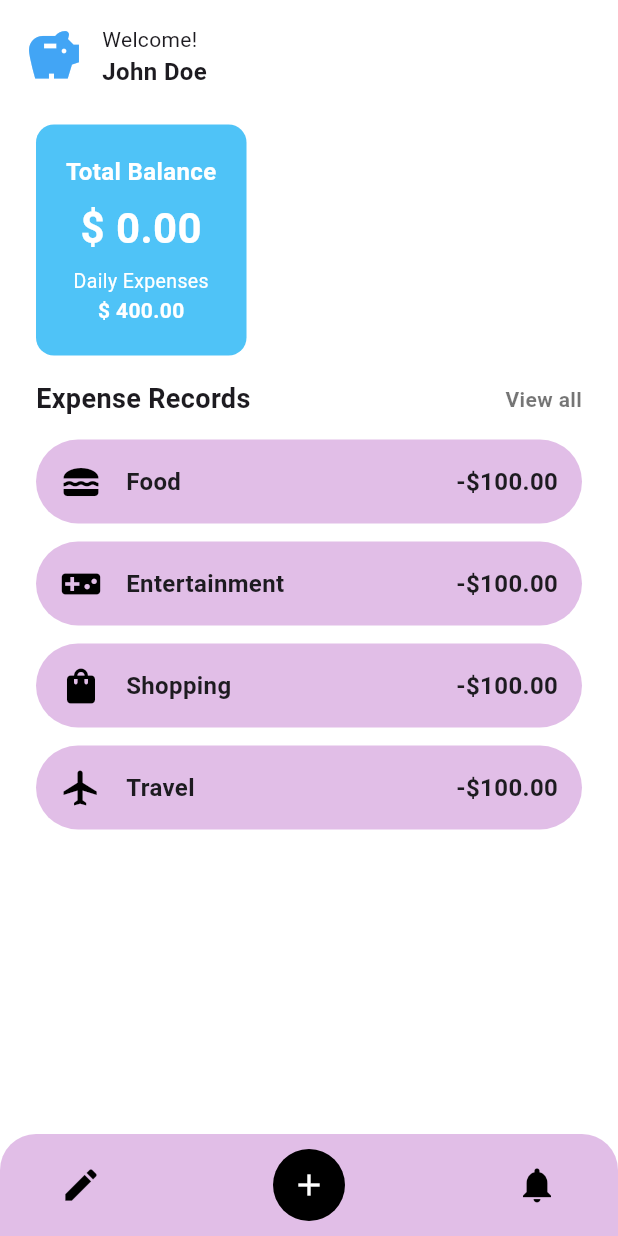
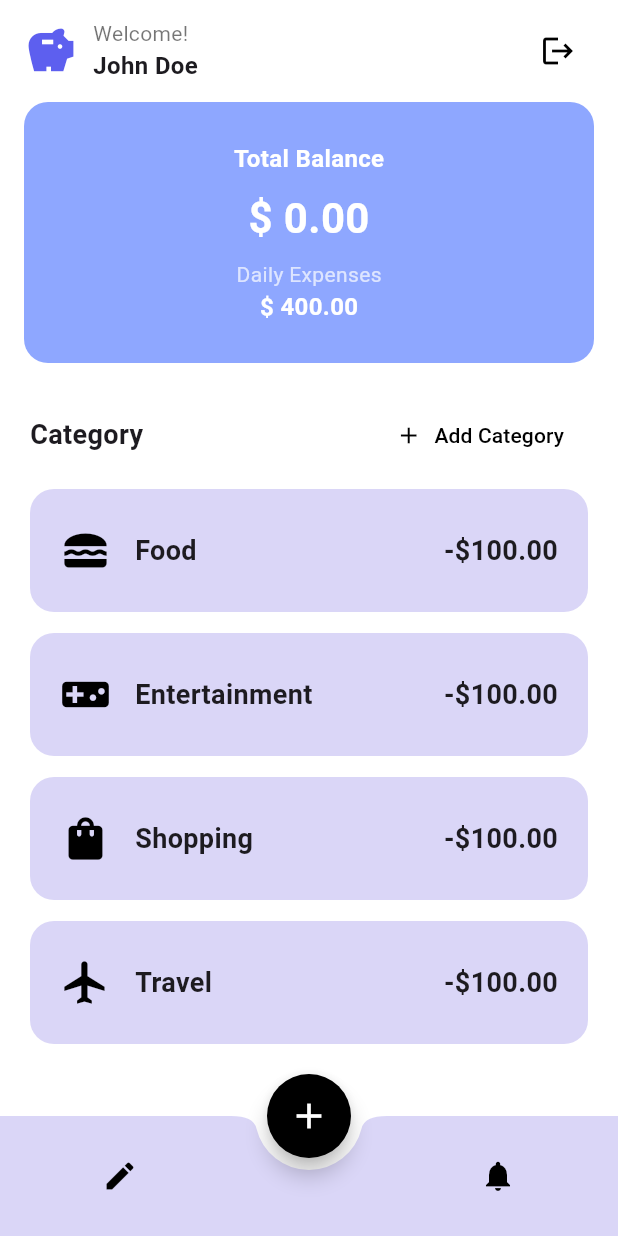
Before and after one commit to jestewrr/expense_trackerapp, a Flutter app: the screen it shows after launch, after a tap on "Login", on a phone screen of 412 x 824 dp. Run offline on Flutter 3.47's test engine with Material 3 defaults, Android fonts, the phone set to English and light mode, and no system bars.

Commit message:
another changes

```diff
--- a/lib/dashboard.dart
+++ b/lib/dashboard.dart
@@ -1,28 +1,182 @@
 import 'package:flutter/material.dart';
 import 'addexpense.dart';
+import 'loginpage.dart';
+import 'categoryclicked.dart';
 
-class DashboardPage extends StatelessWidget {
+class DashboardPage extends StatefulWidget {
   const DashboardPage({super.key});
+
+  @override
+  State<DashboardPage> createState() => _DashboardPageState();
+}
+
+class _DashboardPageState extends State<DashboardPage> {
+  double totalBalance = 0.00;
+  double dailyExpense = 400.00;
+
+  List<Map<String, dynamic>> categories = [
+    {'icon': Icons.lunch_dining, 'label': 'Food', 'amount': '-\$100.00'},
+    {'icon': Icons.videogame_asset, 'label': 'Entertainment', 'amount': '-\$100.00'},
+    {'icon': Icons.shopping_bag, 'label': 'Shopping', 'amount': '-\$100.00'},
+    {'icon': Icons.flight, 'label': 'Travel', 'amount': '-\$100.00'},
+  ];
+
+  final List<IconData> availableIcons = [
+    Icons.lunch_dining,
+    Icons.videogame_asset,
+    Icons.shopping_bag,
+    Icons.flight,
+    Icons.home,
+    Icons.school,
+    Icons.medical_services,
+    Icons.pets,
+    Icons.directions_car,
+    Icons.coffee,
+    Icons.book,
+    Icons.sports_soccer,
+  ];
+
+  void _showAddCategoryDialog() {
+    String newLabel = '';
+    IconData? selectedIcon = availableIcons[0];
+
+    showDialog(
+      context: context,
+      builder: (context) {
+        return AlertDialog(
+          backgroundColor: Colors.purple[50],
+          shape: RoundedRectangleBorder(
+            borderRadius: BorderRadius.circular(28),
+          ),
+          title: const Text('Add Category'),
+          content: StatefulBuilder(
+            builder: (context, setDialogState) {
+              return Column(
+                mainAxisSize: MainAxisSize.min,
+                children: [
+                  TextField(
+                    decoration: const InputDecoration(labelText: 'Category Name'),
+                    onChanged: (value) {
+                      newLabel = value;
+                    },
+                  ),
+                  const SizedBox(height: 12),
+                  Wrap(
+                    spacing: 8,
+                    children: availableIcons.map((icon) {
+                      return GestureDetector(
+                        onTap: () {
+                          setDialogState(() {
+                            selectedIcon = icon;
+                          });
+                        },
+                        child: CircleAvatar(
+                          backgroundColor: selectedIcon == icon
+                              ? Colors.blue[200]
+                              : Colors.grey[200],
+                          child: Icon(icon, color: Colors.black),
+                        ),
+                      );
+                    }).toList(),
+                  ),
+                ],
+              );
+            },
+          ),
+          actions: [
+            TextButton(
+              onPressed: () => Navigator.pop(context),
+              child: const Text('Cancel'),
+            ),
+            ElevatedButton(
+              onPressed: () {
+                if (newLabel.trim().isNotEmpty && selectedIcon != null) {
+                  setState(() {
+                    categories.add({
+                      'icon': selectedIcon,
+                      'label': newLabel,
+                      'amount': '-\$0.00',
+                    });
+                  });
+                  Navigator.pop(context);
+                }
+              },
+              child: const Text('Add'),
+            ),
+          ],
+        );
+      },
+    );
+  }
 
   @override
   Widget build(BuildContext context) {
     return Scaffold(
       backgroundColor: Colors.white,
+
+      // FAB (circular + shadow)
+      floatingActionButton: FloatingActionButton(
+        shape: const CircleBorder(), // ensures perfect circle
+        onPressed: () {
+          Navigator.push(
+              context,
+              MaterialPageRoute(builder: (context) => const AddExpensePage()));
+        },
+        backgroundColor: Colors.black,
+        child: const Icon(Icons.add, color: Colors.white, size: 28),
+      ),
+      floatingActionButtonLocation: FloatingActionButtonLocation.centerDocked,
+
+      // Bottom bar
+      bottomNavigationBar: BottomAppBar(
+        shape: const CircularNotchedRectangle(),
+        notchMargin: 8.0,
+        color: const Color(0xFFDAD6F7),
+        child: Padding(
+          padding: const EdgeInsets.symmetric(horizontal: 40.0),
+          child: Row(
+            mainAxisAlignment: MainAxisAlignment.spaceBetween,
+            children: [
+              IconButton(
+                icon: const Icon(Icons.edit, color: Colors.black),
+                onPressed: () {
+                  // Edit button functionality
+                },
+              ),
+              IconButton(
+                icon: const Icon(Icons.notifications, color: Colors.black),
+                onPressed: () {
+                  // Notifications functionality
+                },
+              ),
+            ],
+          ),
+        ),
+      ),
+
+      // Body
       body: SafeArea(
         child: Column(
           crossAxisAlignment: CrossAxisAlignment.start,
           children: [
-            // Header
+            // Top Welcome + piggy + logout
             Padding(
-              padding: const EdgeInsets.all(16.0),
+              padding:
+                  const EdgeInsets.symmetric(horizontal: 16.0, vertical: 10),
               child: Row(
+                mainAxisAlignment: MainAxisAlignment.spaceBetween,
                 children: [
-                  Icon(Icons.savings, size: 40, color: Colors.blue[400]),
-                  const SizedBox(width: 12),
+                  Row(
+                    children: [
+                      const Icon(Icons.savings,
+                          size: 36, color: Color(0xFF5D5FEF)),
+                      const SizedBox(width: 10),
                       Column(
                         crossAxisAlignment: CrossAxisAlignment.start,
                         children: const [
-                      Text('Welcome!', style: TextStyle(fontSize: 14)),
+                          Text('Welcome!',
+                              style: TextStyle(
+                                  fontSize: 14, color: Colors.black54)),
                           Text('John Doe',
                               style: TextStyle(
                                   fontWeight: FontWeight.bold, fontSize: 16)),
@@ -30,106 +184,133 @@ class DashboardPage extends StatelessWidget {
                       ),
                     ],
                   ),
+                  IconButton(
+                    icon: const Icon(Icons.logout, color: Colors.black),
+                    tooltip: 'Logout',
+                    onPressed: () {
+                      Navigator.pushAndRemoveUntil(
+                        context,
+                        MaterialPageRoute(
+                            builder: (context) => const LoginPage()),
+                        (route) => false,
+                      );
+                    },
+                  ),
+                ],
+              ),
             ),
 
             // Balance Card
             Container(
-              margin: const EdgeInsets.symmetric(horizontal: 24, vertical: 8),
-              padding: const EdgeInsets.all(20),
+              width: double.infinity,
+              margin: const EdgeInsets.symmetric(horizontal: 16),
+              padding:
+                  const EdgeInsets.symmetric(vertical: 26, horizontal: 20),
               decoration: BoxDecoration(
-                color: Colors.lightBlue[300],
-                borderRadius: BorderRadius.circular(12),
+                color: const Color(0xFF8EA7FF),
+                borderRadius: BorderRadius.circular(16),
               ),
               child: Column(
                 crossAxisAlignment: CrossAxisAlignment.center,
-                children: const [
-                  Text('Total Balance',
+                children: [
+                  const Text("Total Balance",
                       style: TextStyle(
                           color: Colors.white,
-                          fontWeight: FontWeight.bold,
-                          fontSize: 16),
-                      textAlign: TextAlign.center),
-                  SizedBox(height: 6),
-                  Text('\$ 0.00',
-                      style: TextStyle(
+                          fontSize: 16,
+                          fontWeight: FontWeight.bold)),
+                  const SizedBox(height: 8),
+                  Text("\$ ${totalBalance.toStringAsFixed(2)}",
+                      style: const TextStyle(
                           color: Colors.white,
-                          fontWeight: FontWeight.bold,
-                          fontSize: 28),
-                      textAlign: TextAlign.center),
-                  SizedBox(height: 6),
-                  Text('Daily Expenses',
-                      style: TextStyle(color: Colors.white, fontSize: 13),
-                      textAlign: TextAlign.center),
-                  Text('\$ 400.00',
-                      style: TextStyle(
-                          color: Colors.white, fontWeight: FontWeight.bold),
-                      textAlign: TextAlign.center),
+                          fontSize: 28,
+                          fontWeight: FontWeight.bold)),
+                  const SizedBox(height: 8),
+                  const Text("Daily Expenses",
+                      style: TextStyle(color: Colors.white70, fontSize: 14)),
+                  Text("\$ ${dailyExpense.toStringAsFixed(2)}",
+                      style: const TextStyle(
+                          color: Colors.white,
+                          fontSize: 16,
+                          fontWeight: FontWeight.w600)),
                 ],
               ),
             ),
 
-            // Expense Records Header
+            const SizedBox(height: 20),
+
+            // Category title + add
             Padding(
               padding:
-                  const EdgeInsets.symmetric(horizontal: 24.0, vertical: 8),
+                  const EdgeInsets.symmetric(horizontal: 20.0, vertical: 4),
               child: Row(
                 mainAxisAlignment: MainAxisAlignment.spaceBetween,
-                children: const [
-                  Text('Expense Records',
+                children: [
+                  const Text("Category",
                       style:
-                          TextStyle(fontWeight: FontWeight.bold, fontSize: 18)),
-                  Text('View all',
-                      style: TextStyle(
-                          color: Colors.black54, fontWeight: FontWeight.bold)),
+                          TextStyle(fontSize: 18, fontWeight: FontWeight.bold)),
+                  TextButton.icon(
+                    onPressed: _showAddCategoryDialog,
+                    icon: const Icon(Icons.add, size: 18),
+                    label: const Text('Add Category'),
+                    style: TextButton.styleFrom(
+                      foregroundColor: Colors.black,
+                    ),
+                  ),
                 ],
               ),
             ),
 
-            // Expense List
+            // Category List (larger cards with clickable functionality restored)
             Expanded(
-              child: ListView(
-                padding: const EdgeInsets.symmetric(horizontal: 24),
-                children: [
-                  _expenseItem(Icons.lunch_dining, 'Food', '-\$100.00'),
-                  _expenseItem(Icons.videogame_asset, 'Entertainment', '-\$100.00'),
-                  _expenseItem(Icons.shopping_bag, 'Shopping', '-\$100.00'),
-                  _expenseItem(Icons.flight, 'Travel', '-\$100.00'),
-                ],
+              child: ListView.builder(
+                padding:
+                    const EdgeInsets.symmetric(horizontal: 20, vertical: 8),
+                itemCount: categories.length,
+                itemBuilder: (context, index) {
+                  final cat = categories[index];
+                  return GestureDetector(
+                    onTap: () {
+                      // ✅ Restored category click functionality
+                      Navigator.push(
+                        context,
+                        MaterialPageRoute(
+                          builder: (context) => CategoryClickedPage(
+                            icon: cat['icon'],
+                            category: cat['label'],
                           ),
                         ),
-
-            // Bottom Navigation Bar
-            Container(
-              padding: const EdgeInsets.symmetric(horizontal: 40, vertical: 10),
+                      );
+                    },
+                    child: Container(
+                      margin: const EdgeInsets.only(bottom: 14),
+                      padding: const EdgeInsets.symmetric(
+                          horizontal: 20, vertical: 24),
                       decoration: BoxDecoration(
-                color: Colors.purple[100],
-                borderRadius: const BorderRadius.only(
-                  topLeft: Radius.circular(24),
-                  topRight: Radius.circular(24),
-                ),
+                        color: const Color(0xFFDAD6F7),
+                        borderRadius: BorderRadius.circular(16),
                       ),
                       child: Row(
                         mainAxisAlignment: MainAxisAlignment.spaceBetween,
                         children: [
-                  const Icon(Icons.edit, size: 28, color: Colors.black),
-                  Container(
-                    decoration: const BoxDecoration(
-                      color: Colors.black,
-                      shape: BoxShape.circle,
+                          Row(
+                            children: [
+                              Icon(cat['icon'] as IconData,
+                                  size: 34, color: Colors.black),
+                              const SizedBox(width: 16),
+                              Text(cat['label'],
+                                  style: const TextStyle(
+                                      fontWeight: FontWeight.w600,
+                                      fontSize: 18)),
+                            ],
                           ),
-                    child: IconButton(
-                      icon: const Icon(Icons.add, color: Colors.white),
-                      onPressed: () {
-                        Navigator.push(
-                          context,
-                          MaterialPageRoute(
-                              builder: (context) => const AddExpensePage()),
+                          Text(cat['amount'],
+                              style: const TextStyle(
+                                  fontWeight: FontWeight.bold, fontSize: 18)),
+                        ],
+                      ),
+                    ),
                   );
                 },
-                    ),
-                  ),
-                  const Icon(Icons.notifications, size: 28, color: Colors.black),
-                ],
               ),
             ),
           ],
@@ -137,29 +318,4 @@ class DashboardPage extends StatelessWidget {
       ),
     );
   }
-
-  static Widget _expenseItem(IconData icon, String label, String amount) {
-    return Container(
-      margin: const EdgeInsets.symmetric(vertical: 6),
-      padding: const EdgeInsets.symmetric(horizontal: 16, vertical: 14),
-      decoration: BoxDecoration(
-        color: Colors.purple[100],
-        borderRadius: BorderRadius.circular(30), // pill shape
-      ),
-      child: Row(
-        children: [
-          Icon(icon, size: 28, color: Colors.black),
-          const SizedBox(width: 16),
-          Expanded(
-            child: Text(label,
-                style:
-                    const TextStyle(fontWeight: FontWeight.bold, fontSize: 16)),
-          ),
-          Text(amount,
-              style:
-                  const TextStyle(fontWeight: FontWeight.bold, fontSize: 16)),
-        ],
-      ),
-    );
 }
-}
--- a/lib/loginpage.dart
+++ b/lib/loginpage.dart
@@ -36,7 +36,7 @@ class _LoginPageState extends State<LoginPage> {
                 children: [
                   // Elephant icon (you can replace with a custom asset elephant.png)
                   Icon(
-                    Icons.adb, // 🐘 replace with elephant asset for best look
+                    Icons.savings, // replace with elephant asset for best look
                     size: 140,
                     color: Colors.blue.shade700,
                   ),
@@ -44,7 +44,7 @@ class _LoginPageState extends State<LoginPage> {
 
                   // Title
                   Text(
-                    "Blue Elephant",
+                    "Save Expense",
                     style: TextStyle(
                       fontSize: 28,
                       fontWeight: FontWeight.bold,
--- a/lib/main.dart
+++ b/lib/main.dart
@@ -8,7 +8,7 @@ void main() {
 class MyApp extends StatelessWidget {
   const MyApp({super.key});
 
-  // This widget is the root of your application.
+
   @override
   Widget build(BuildContext context) {
     return MaterialApp(
```
Also changed, not shown: lib/categoryclicked.dart (added, +327 -0 lines). Lines whose indentation alone changed are shown as unchanged.
